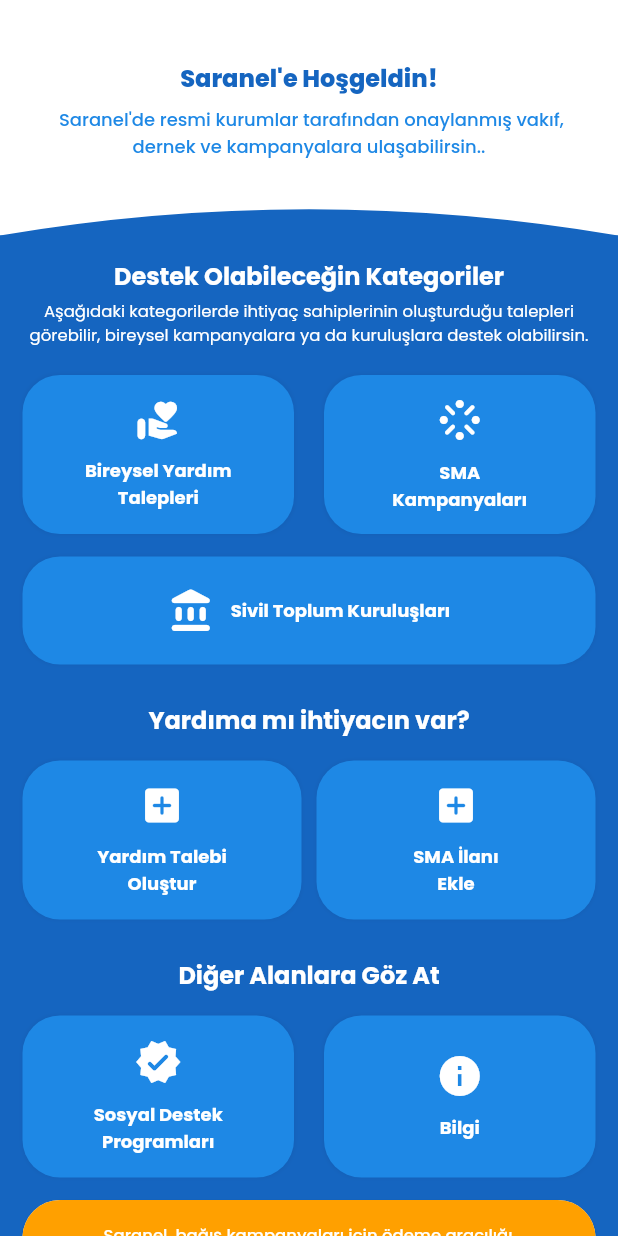
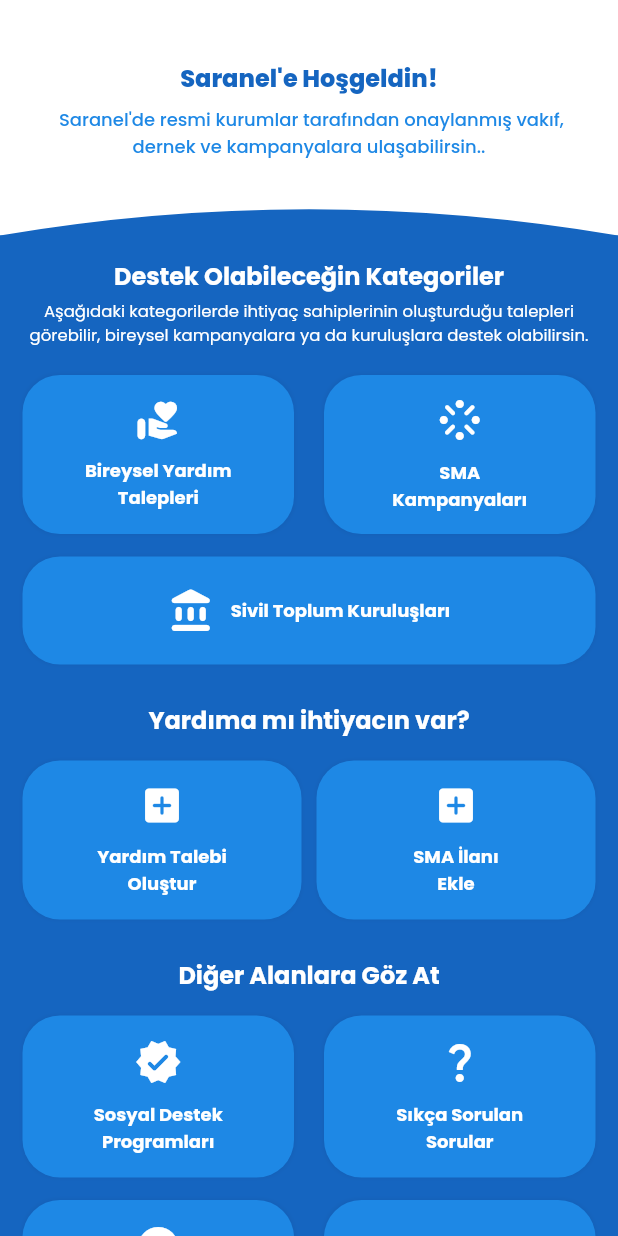
Before and after one commit to 9eren1999/saranel_application, a Flutter app: the screen it shows after launch, on a phone screen of 412 x 824 dp. Run offline on Flutter 3.47's test engine with Material 2 defaults, Android fonts, the light colour scheme and no system bars; our stand-ins replace cloud_firestore, firebase_core, firebase_remote_config, firebase_storage, google_fonts, image_picker and 1 more; accounts and stored records are empty.

Commit message:
anasayfa düzenlendi

```diff
--- a/lib/main_screens/anasayfa.dart
+++ b/lib/main_screens/anasayfa.dart
@@ -1,11 +1,13 @@
 import 'package:flutter/material.dart';
 import 'package:google_fonts/google_fonts.dart';
+import 'package:saranel_application/company_screens/saranelhk.dart';
 import 'package:saranel_application/main_screens/bireyselYardimBasvuru.dart';
 import 'package:saranel_application/company_screens/bireyselyardim.dart';
 import 'package:saranel_application/company_screens/resmikurum.dart';
 import 'package:saranel_application/company_screens/stk.dart';
 import 'package:saranel_application/company_screens/sma_kampanyalari.dart';
 import 'package:saranel_application/main_screens/bilgi.dart';
+import 'package:saranel_application/settings_screens/sss.dart';
 import 'package:saranel_application/main_screens/smaekle.dart';
 
 class AnaSayfa extends StatefulWidget {
@@ -501,6 +503,113 @@
                       Navigator.push(
                           context,
                           MaterialPageRoute(
+                            builder: (context) => Sss(),
+                          ));
+                    },
+                    child: Container(
+                      width: 185,
+                      padding: EdgeInsets.only(
+                        left: 5,
+                        right: 5,
+                      ),
+                      decoration: BoxDecoration(
+                        color: Colors.blue.shade600,
+                        boxShadow: [
+                          BoxShadow(
+                            color: Color.fromARGB(8, 0, 0, 1),
+                            spreadRadius: 1,
+                            blurRadius: 1,
+                          ),
+                        ],
+                        borderRadius: BorderRadius.all(Radius.circular(25)),
+                      ),
+                      child: Column(
+                        mainAxisAlignment: MainAxisAlignment.center,
+                        children: [
+                          Icon(Icons.question_mark, size: 32, color: Colors.white),
+                          SizedBox(height: 10),
+                          Text(
+                            'Sıkça Sorulan \nSorular',
+                            overflow: TextOverflow.ellipsis,
+                            textAlign: TextAlign.center,
+                            style: TextStyle(
+                              fontSize: 12,
+                              color: Colors.white,
+                              fontWeight: FontWeight.bold,
+                            ),
+                          ),
+                        ],
+                      ),
+                    ),
+                  ),
+                ),
+              ],
+            ),
+          ),
+        ),Padding(
+          padding: const EdgeInsets.only(left: 15, right: 15, top: 15),
+          child: IntrinsicHeight(
+            child: Row(
+              mainAxisAlignment: MainAxisAlignment.spaceBetween,
+              children: [
+                Expanded(
+                  child: InkWell(
+                    splashColor: Colors.blue.shade800,
+                    onTap: () {
+                      Navigator.push(
+                          context,
+                          MaterialPageRoute(
+                            builder: (context) => SaranelPage(),
+                          ));
+                    },
+                    child: Container(
+                      width: 185,
+                      padding: EdgeInsets.only(
+                        top: 15,
+                        bottom: 15,
+                        left: 5,
+                        right: 5,
+                      ),
+                      decoration: BoxDecoration(
+                        color: Colors.blue.shade600,
+                        boxShadow: [
+                          BoxShadow(
+                            color: Color.fromARGB(8, 0, 0, 1),
+                            spreadRadius: 1,
+                            blurRadius: 1,
+                          ),
+                        ],
+                        borderRadius: BorderRadius.all(Radius.circular(25)),
+                      ),
+                      child: Column(
+                        mainAxisAlignment: MainAxisAlignment.center,
+                        children: [
+                          Icon(Icons.info,
+                              size: 32, color: Colors.white),
+                          SizedBox(height: 10),
+                          Text(
+                            'Saranel Platformu \nHakkında',
+                            overflow: TextOverflow.ellipsis,
+                            textAlign: TextAlign.center,
+                            style: TextStyle(
+                              fontSize: 12,
+                              color: Colors.white,
+                              fontWeight: FontWeight.bold,
+                            ),
+                          ),
+                        ],
+                      ),
+                    ),
+                  ),
+                ),
+                SizedBox(width: 20), // İki Container arasında boşluk bırakır
+                Expanded(
+                  child: InkWell(
+                    splashColor: Colors.blue.shade800,
+                    onTap: () {
+                      Navigator.push(
+                          context,
+                          MaterialPageRoute(
                             builder: (context) => Ayarlar(),
                           ));
                     },
@@ -524,10 +633,10 @@
                       child: Column(
                         mainAxisAlignment: MainAxisAlignment.center,
                         children: [
-                          Icon(Icons.info, size: 32, color: Colors.white),
+                          Icon(Icons.perm_device_information, size: 32, color: Colors.white),
                           SizedBox(height: 10),
                           Text(
-                            'Bilgi',
+                            'Uygulama Bilgileri',
                             overflow: TextOverflow.ellipsis,
                             textAlign: TextAlign.center,
                             style: TextStyle(
--- a/lib/settings_screens/kosullar.dart
+++ b/lib/settings_screens/kosullar.dart
@@ -9,7 +9,7 @@
     return Scaffold(
       appBar: AppBar(
         title: Text(
-          "Kullanım Şartları",
+          "Kullanım Koşulları",
           style: GoogleFonts.poppins(fontSize: 18, fontWeight: FontWeight.w800),
         ),
         leading: IconButton(
```
Also changed, not shown: lib/company_screens/kayipilanlari.dart (deleted, +0 -33 lines), lib/company_screens/saranelhk.dart (added, +132 -0 lines), lib/main_screens/bilgi.dart (+93 -93 lines), lib/settings_screens/sss.dart (+17 -3 lines).
